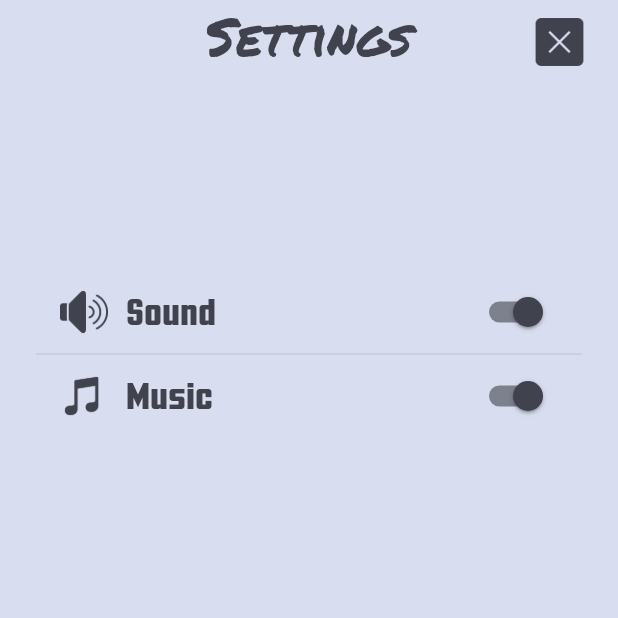
After one commit to eterkit/bit-swap, a Flutter app: the SettingsScreen screen opened by its route, on a phone screen of 412 x 824 dp, the top half of it. The commit adds this screen. Run offline on Flutter 3.47's test engine with Material 2 defaults, Android fonts, the phone set to English and light mode, and no system bars; our stand-ins replace go_router.

Commit message:
feat: Add navigation to settings menu

```diff
--- a/analysis_options.yaml
+++ b/analysis_options.yaml
@@ -28,6 +28,7 @@ analyzer:
     implicit_dynamic_type: false
     sort_pub_dependencies: false
     flutter_style_todos: false
+    directives_ordering: false
 
 linter:
   rules:
--- a/lib/game.dart
+++ b/lib/game.dart
@@ -1,4 +1,5 @@
 import 'package:flutter/material.dart';
+
 import 'package:flutter_localizations/flutter_localizations.dart';
 
 import 'generated/l10n.dart';
--- a/lib/l10n/intl_en.arb
+++ b/lib/l10n/intl_en.arb
@@ -2,5 +2,8 @@
   "@@locale": "en",
   "gameName": "Bit Swap",
   "mainMenuPlay": "PLAY",
+  "settingsMenuTitle": "Settings",
+  "settingsSound": "Sound",
+  "settingsMusic": "Music",
   "pauseMenuTitle": "Pause"
 }
--- a/lib/main.dart
+++ b/lib/main.dart
@@ -1,6 +1,7 @@
-import 'package:bit_swap/game.dart';
 import 'package:flutter/material.dart';
 import 'package:flutter/services.dart';
+
+import 'package:bit_swap/game.dart';
 
 Future<void> main() async {
   WidgetsFlutterBinding.ensureInitialized();
--- a/lib/src/configuration/game_assets.dart
+++ b/lib/src/configuration/game_assets.dart
@@ -1,13 +1,6 @@
 /// Picked value from [GameSprites] returns the path to the game sprite asset.
 /// Proceeded by 'assets/images/' as required by Flame.
-abstract class GameSprites {
-  // Player sprite sheet
-  static const String player = 'player-sheet.png';
-  // Fly (enemy) sprite sheet
-  static const String fly = 'fly-sheet.png';
-  // Wall (obstacle) sprite
-  static const String wall = 'wall.png';
-}
+abstract class GameSprites {}
 
 /// Picked value from [GameIcons] returns the path to the game sprite asset.
 abstract class GameIcons {
--- a/lib/src/configuration/game_sizes.dart
+++ b/lib/src/configuration/game_sizes.dart
@@ -1,3 +1,4 @@
 abstract class GameSizes {
   static const double iconButtonSize = 38;
+  static const double settingsOptionIconSize = 32;
 }
--- a/lib/src/screens/menu/menu.dart
+++ b/lib/src/screens/menu/menu.dart
@@ -1,5 +1,8 @@
 import 'package:flutter/material.dart' hide Title;
 
+import 'package:go_router/go_router.dart';
+
+import '../../../utils/game_router.dart';
 import '../../configuration/configuration.dart';
 import '../../widgets/game_app_bar.dart';
 import '../../widgets/game_icon_button.dart';
@@ -19,8 +22,7 @@ class MenuScreen extends StatelessWidget {
         actions: [
           GameIconButton.image(
             path: GameIcons.settings,
-            // TODO: Navigate to settings screen.
-            onPressed: () {},
+            onPressed: () => context.goNamed(SettingsScreenRoute.name),
           ),
         ],
       ),
--- /dev/null
+++ b/lib/src/screens/menu/settings/models/settings_option.dart
@@ -0,0 +1,24 @@
+import '../../../../../generated/l10n.dart';
+import '../../../../configuration/configuration.dart';
+
+enum SettingsOption { sound, music }
+
+extension SettingsOptionExtension on SettingsOption {
+  String name(L10n strings) {
+    switch (this) {
+      case SettingsOption.sound:
+        return strings.settingsSound;
+      case SettingsOption.music:
+        return strings.settingsMusic;
+    }
+  }
+
+  String iconPath({required bool isEnabled}) {
+    switch (this) {
+      case SettingsOption.sound:
+        return isEnabled ? GameIcons.soundOn : GameIcons.soundOff;
+      case SettingsOption.music:
+        return isEnabled ? GameIcons.musicOn : GameIcons.musicOff;
+    }
+  }
+}
--- /dev/null
+++ b/lib/src/screens/menu/settings/settings.dart
@@ -0,0 +1,58 @@
+import 'package:flutter/material.dart';
+
+import 'package:go_router/go_router.dart';
+
+import '../../../../generated/l10n.dart';
+import '../../../configuration/configuration.dart';
+import '../../../widgets/game_app_bar.dart';
+import '../../../widgets/game_icon_button.dart';
+import 'models/settings_option.dart';
+import 'widgets/settings_option.dart';
+
+class SettingsScreen extends StatelessWidget {
+  const SettingsScreen({
+    super.key,
+  });
+
+  @override
+  Widget build(BuildContext context) {
+    final strings = L10n.of(context);
+    return Scaffold(
+      appBar: GameAppBar(
+        title: Text(strings.settingsMenuTitle),
+        actions: [
+          GameIconButton.image(
+            path: GameIcons.close,
+            onPressed: context.pop,
+          ),
+        ],
+      ),
+      body: SafeArea(
+        child: Padding(
+          padding: const EdgeInsets.all(GameMargins.margin),
+          child: ListView(
+            padding: const EdgeInsets.only(top: 100),
+            children: ListTile.divideTiles(
+              context: context,
+              tiles: [
+                // TODO: Add functionality to switches.
+                SettingsOptionWidget(
+                  label: SettingsOption.sound.name(strings),
+                  iconPath: SettingsOption.sound.iconPath(isEnabled: true),
+                  value: true,
+                  onChanged: (value) {},
+                ),
+                SettingsOptionWidget(
+                  label: SettingsOption.music.name(strings),
+                  iconPath: SettingsOption.music.iconPath(isEnabled: true),
+                  value: true,
+                  onChanged: (value) {},
+                ),
+              ],
+            ).toList(growable: false),
+          ),
+        ),
+      ),
+    );
+  }
+}
--- /dev/null
+++ b/lib/src/screens/menu/settings/widgets/settings_option.dart
@@ -0,0 +1,46 @@
+import 'package:flutter/material.dart';
+
+import '../../../../configuration/configuration.dart';
+import '../../../../widgets/spacer.dart';
+
+class SettingsOptionWidget extends StatelessWidget {
+  const SettingsOptionWidget({
+    super.key,
+    required this.label,
+    required this.iconPath,
+    required this.value,
+    required this.onChanged,
+  });
+
+  final String label;
+  final String iconPath;
+  final bool value;
+  final ValueSetter<bool> onChanged;
+
+  @override
+  Widget build(BuildContext context) {
+    return SwitchListTile(
+      title: Row(
+        children: [
+          Image.asset(
+            iconPath,
+            width: GameSizes.settingsOptionIconSize,
+            height: GameSizes.settingsOptionIconSize,
+            color: GameColors.charcoal,
+          ),
+          const HorizontalSpacer(GameSpacers.small),
+          Text(
+            label,
+            style: GameTextStyles.regular15,
+          ),
+        ],
+      ),
+      value: value,
+      onChanged: onChanged,
+      activeTrackColor: GameColors.charcoal.withOpacity(0.6),
+      activeColor: GameColors.charcoal,
+      inactiveTrackColor: GameColors.charcoal.withOpacity(0.3),
+      inactiveThumbColor: GameColors.charcoal.withOpacity(0.6),
+    );
+  }
+}
--- a/lib/src/screens/splash/splash.dart
+++ b/lib/src/screens/splash/splash.dart
@@ -1,4 +1,5 @@
 import 'package:flutter/material.dart';
+
 import 'package:go_router/go_router.dart';
 
 import '../../../utils/game_router.dart';
--- a/lib/utils/game_router.dart
+++ b/lib/utils/game_router.dart
@@ -1,7 +1,9 @@
 import 'package:flutter/material.dart';
+
 import 'package:go_router/go_router.dart';
 
 import '../src/screens/menu/menu.dart';
+import '../src/screens/menu/settings/settings.dart';
 import '../src/screens/splash/splash.dart';
 
 class GameRouter {
@@ -35,6 +37,16 @@ class GameRouter {
           },
           child: const MenuScreen(),
         ),
+        routes: [
+          GoRoute(
+            path: 'settings',
+            name: SettingsScreenRoute.name,
+            pageBuilder: (context, state) => const MaterialPage(
+              fullscreenDialog: true,
+              child: SettingsScreen(),
+            ),
+          ),
+        ],
       ),
     ],
   );
@@ -49,3 +61,7 @@ abstract class SplashScreenRoute {
 abstract class MenuScreenRoute {
   static const name = 'menu';
 }
+
+abstract class SettingsScreenRoute {
+  static const name = 'settings';
+}
--- a/pubspec.yaml
+++ b/pubspec.yaml
@@ -28,6 +28,7 @@ dev_dependencies:
 
   flame_lint: ^0.1.2
   intl_utils: ^2.7.0
+  import_sorter: ^4.6.0
 
 flutter:
   uses-material-design: true
@@ -49,3 +50,6 @@ flutter:
 flutter_intl:
   enabled: true
   class_name: L10n
+
+import_sorter:
+  comments: false
```
Also changed, not shown: lib/generated/intl/messages_en.dart, lib/generated/l10n.dart, pubspec.lock, 2 other files.
